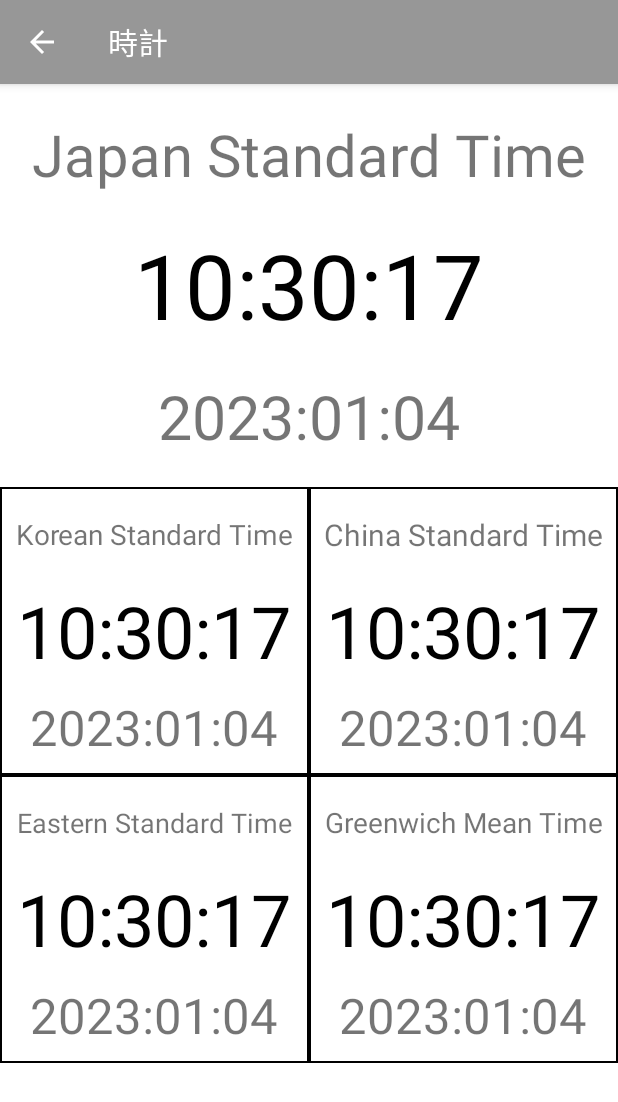
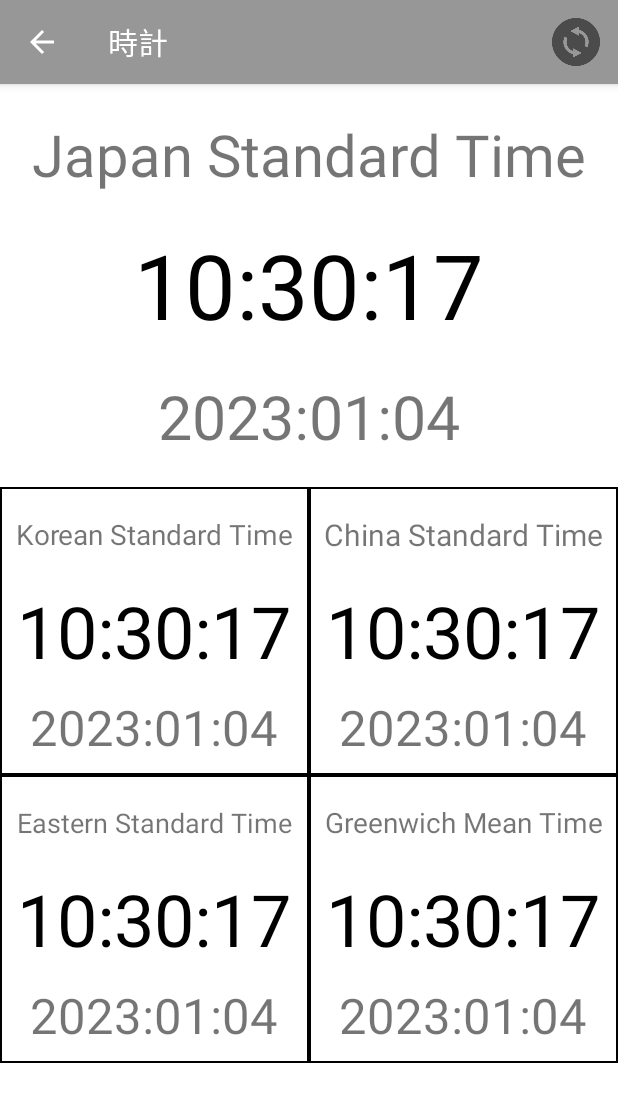
Before and after one commit to Akito626/ToolBox, an Android app: the screen it shows after launch (ClockActivity), after a tap on "時計", on a phone screen of 412 x 824 dp. Shown: the top 1102 px of the screen. Run offline under Robolectric (Android 15) with nearby library versions, the phone set to English and light mode, and no system bars.

Commit message:
検索機能を再追加し、正常にタイムゾーンを切り替えられるように修正しました

```diff
--- a/app/src/main/res/layout/activity_clockzonelist.xml
+++ b/app/src/main/res/layout/activity_clockzonelist.xml
@@ -7,7 +7,6 @@
     android:layout_height="match_parent"
     tools:context=".MainActivity">
 
-    <!--
     <SearchView
         android:id="@+id/search"
         android:layout_width="0dp"
@@ -15,7 +14,6 @@
         app:layout_constraintEnd_toEndOf="parent"
         app:layout_constraintStart_toStartOf="parent"
         app:layout_constraintTop_toTopOf="parent" />
-        -->
 
     <ListView
         android:id="@+id/timezonelist"
@@ -24,6 +22,6 @@
         app:layout_constraintBottom_toBottomOf="parent"
         app:layout_constraintLeft_toLeftOf="parent"
         app:layout_constraintRight_toRightOf="parent"
-        app:layout_constraintTop_toTopOf="parent" />
+        app:layout_constraintTop_toBottomOf="@+id/search" />
 
 </androidx.constraintlayout.widget.ConstraintLayout>
--- /dev/null
+++ b/app/src/main/res/menu/menu_clock.xml
@@ -0,0 +1,10 @@
+<?xml version="1.0" encoding="utf-8"?>
+<menu xmlns:android="http://schemas.android.com/apk/res/android"
+    xmlns:app="http://schemas.android.com/apk/res-auto">
+
+    <item
+        android:id="@+id/action_reset"
+        android:icon="@drawable/reset"
+        android:title="リセット"
+        app:showAsAction="always"/>
+</menu>
```
Also changed, not shown: app/src/main/java/com/alha_app/toolbox/ClockMenuActivity.java (+9 -4 lines), app/src/main/res/drawable-v24/reset.png (added).
